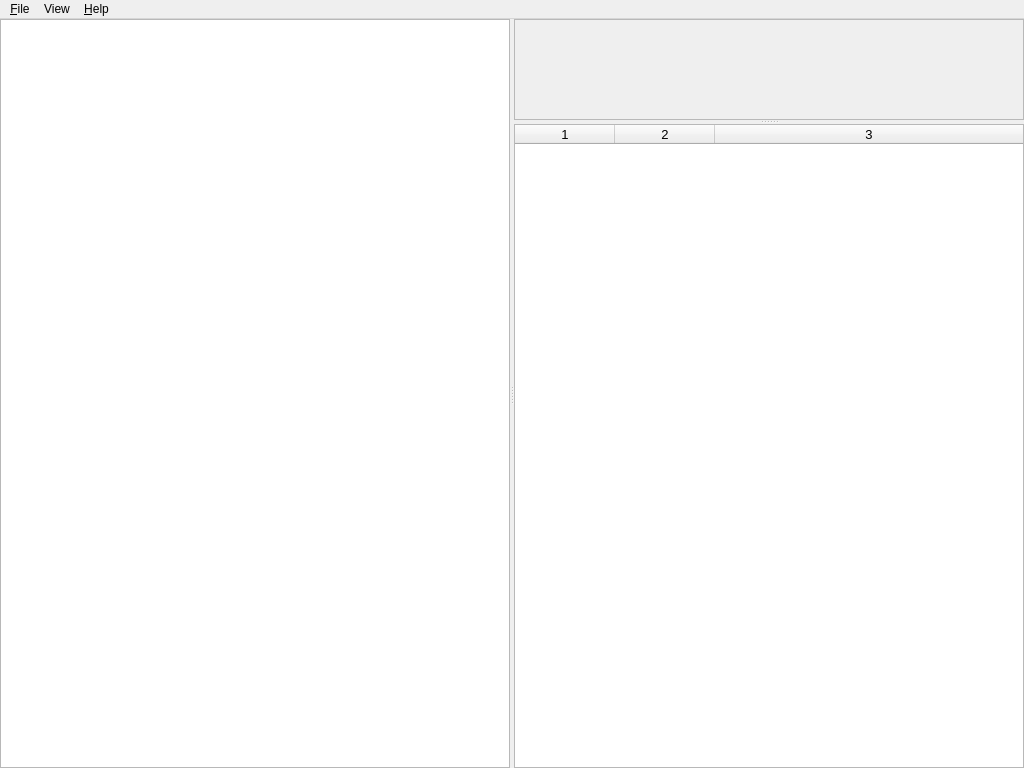
Above: src/gui/applicationwindow_view.ui from eseo-emc/emctestbench before the change. Below: the same form after it.
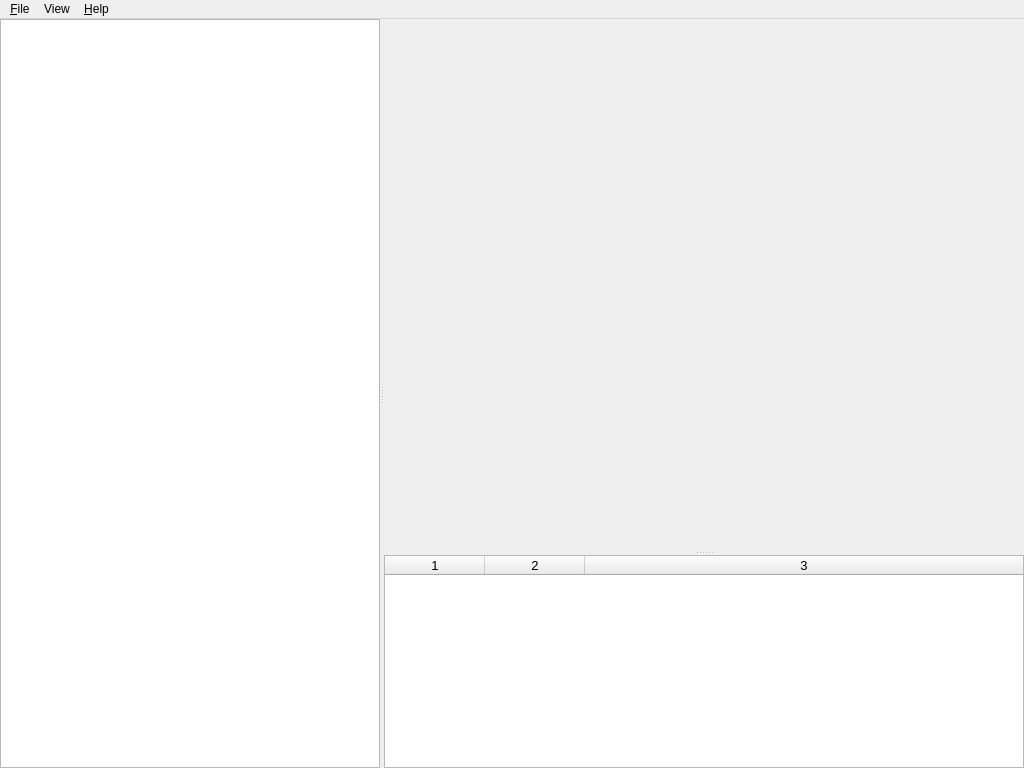
That is the form after the change. Custom widgets are drawn as their Qt base class.

Commit message: Added a controller and view for the DPI Experiment

```diff
--- a/src/gui/applicationwindow_view.ui
+++ b/src/gui/applicationwindow_view.ui
@@ -15,9 +15,6 @@
   </property>
   <widget class="QWidget" name="centralwidget">
    <layout class="QHBoxLayout" name="horizontalLayout">
-    <property name="spacing">
-     <number>0</number>
-    </property>
     <property name="margin">
      <number>0</number>
     </property>
@@ -69,12 +66,18 @@
        <property name="orientation">
         <enum>Qt::Vertical</enum>
        </property>
-       <widget class="QFrame" name="inspector">
-        <property name="frameShape">
-         <enum>QFrame::StyledPanel</enum>
+       <widget class="QWidget" name="inspector" native="true">
+        <property name="sizePolicy">
+         <sizepolicy hsizetype="Preferred" vsizetype="Preferred">
+          <horstretch>0</horstretch>
+          <verstretch>0</verstretch>
+         </sizepolicy>
         </property>
-        <property name="frameShadow">
-         <enum>QFrame::Raised</enum>
+        <property name="minimumSize">
+         <size>
+          <width>640</width>
+          <height>480</height>
+         </size>
         </property>
        </widget>
        <widget class="LogWidget" name="logView">
```
Left out of the diff: 4 changed lines with no effect on the pictures. The commit also changes 14 other files.
